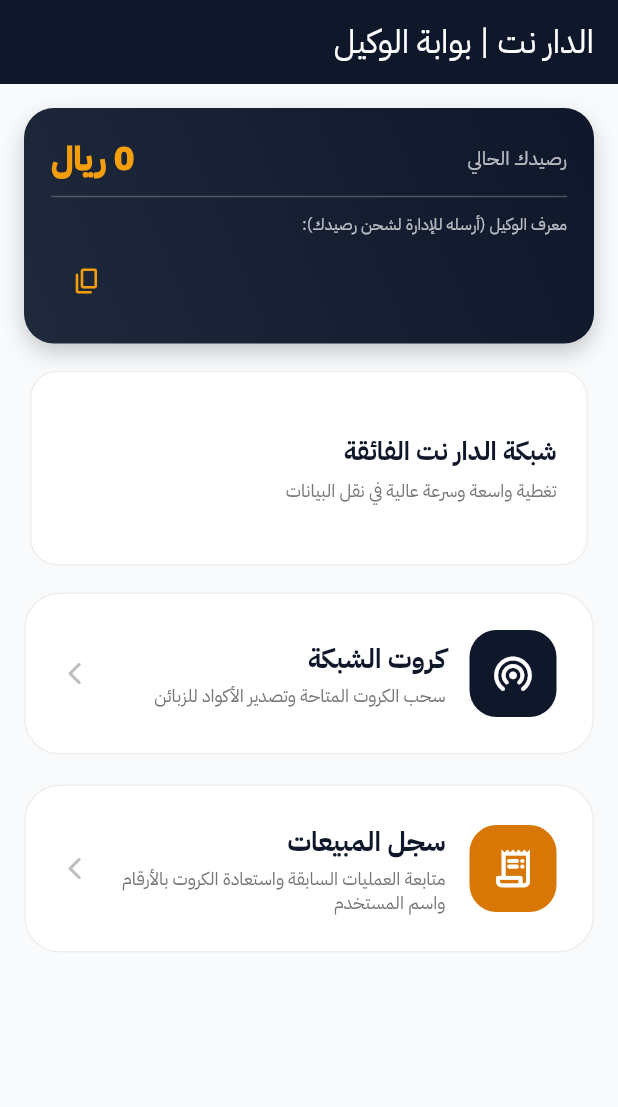
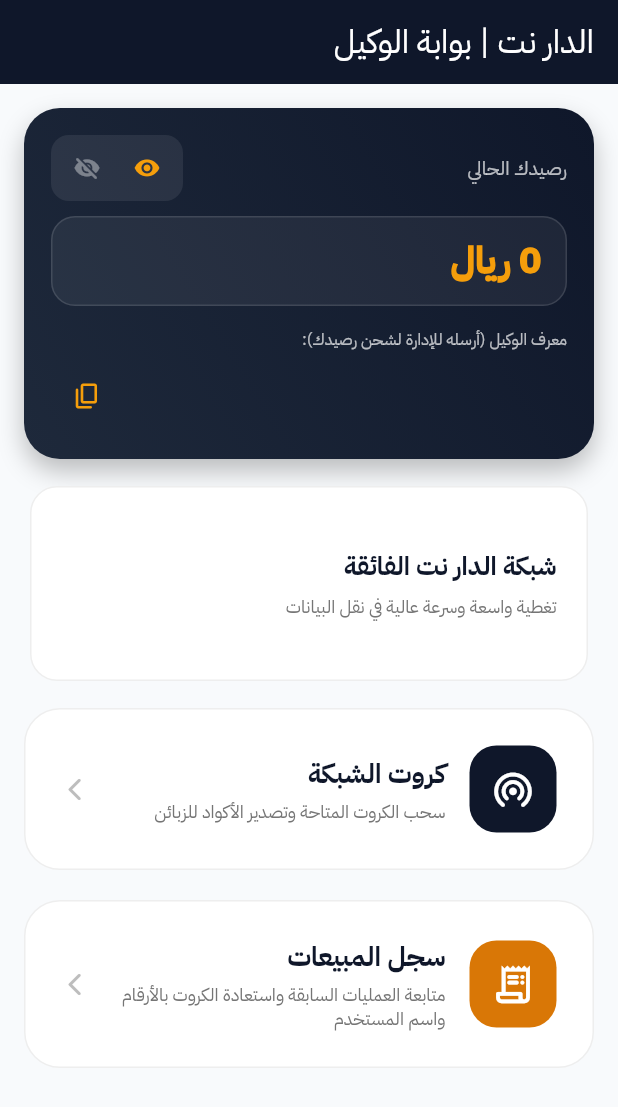
Before and after one commit to helpterooai-ops/aidarnet, a Flutter app: the HomeScreen screen opened directly, on a phone screen of 412 x 824 dp. Shown: the top 1107 px of the screen. Run offline on Flutter 3.47's test engine with Material 3 defaults, Android fonts, the phone set to English and light mode, and no system bars; our stand-ins replace cloud_firestore, firebase_auth, firebase_core; accounts and stored records are empty.

Commit message:
بطاقة رصيد حديثة مع إظهار وإخفاء

```diff
--- a/lib/screens/home_screen.dart
+++ b/lib/screens/home_screen.dart
@@ -4,6 +4,7 @@ import 'package:flutter/services.dart';
 import 'package:cloud_firestore/cloud_firestore.dart';
 import 'package:firebase_auth/firebase_auth.dart';
 import '../services/card_service.dart';
+import '../widgets/custom_snackbar.dart';
 import 'card_purchase_screen.dart';
 import 'sales_history_screen.dart';
 
@@ -18,6 +19,7 @@ class _HomeScreenState extends State<HomeScreen> {
   final PageController _pageController = PageController();
   int _currentPage = 0;
   Timer? _carouselTimer;
+  bool _balanceVisible = true;
 
   final List<Map<String, String>> _bannerItems = [
     {'title': 'شبكة الدار نت الفائقة', 'subtitle': 'تغطية واسعة وسرعة عالية في نقل البيانات'},
@@ -84,7 +86,7 @@ class _HomeScreenState extends State<HomeScreen> {
     );
   }
 
-  /// بطاقة الرصيد + معرف الوكيل
+  /// بطاقة الرصيد الحديثة — حقل منحني الأطراف + زرا إظهار/إخفاء + نسخ الـ UID
   Widget _buildBalanceCard(User? user) {
     if (user == null) return const SizedBox.shrink();
     return Container(
@@ -95,8 +97,10 @@ class _HomeScreenState extends State<HomeScreen> {
           begin: Alignment.topRight,
           end: Alignment.bottomLeft,
         ),
-        borderRadius: BorderRadius.circular(20),
-        boxShadow: [BoxShadow(color: Colors.black.withOpacity(0.2), blurRadius: 12, offset: const Offset(0, 6))],
+        borderRadius: BorderRadius.circular(24),
+        boxShadow: [
+          BoxShadow(color: Colors.black.withOpacity(0.25), blurRadius: 14, offset: const Offset(0, 8)),
+        ],
       ),
       child: Column(
         crossAxisAlignment: CrossAxisAlignment.start,
@@ -105,43 +109,75 @@ class _HomeScreenState extends State<HomeScreen> {
             mainAxisAlignment: MainAxisAlignment.spaceBetween,
             children: [
               const Text('رصيدك الحالي', style: TextStyle(color: Colors.white70, fontSize: 13)),
-              StreamBuilder<DocumentSnapshot>(
+              // زرا الإظهار والإخفاء
+              Container(
+                padding: const EdgeInsets.symmetric(horizontal: 4, vertical: 2),
+                decoration: BoxDecoration(
+                  color: Colors.white.withOpacity(0.08),
+                  borderRadius: BorderRadius.circular(12),
+                ),
+                child: Row(
+                  mainAxisSize: MainAxisSize.min,
+                  children: [
+                    IconButton(
+                      visualDensity: VisualDensity.compact,
+                      icon: Icon(Icons.visibility_rounded, size: 18,
+                          color: _balanceVisible ? const Color(0xFFF59E0B) : Colors.white38),
+                      onPressed: () => setState(() => _balanceVisible = true),
+                    ),
+                    IconButton(
+                      visualDensity: VisualDensity.compact,
+                      icon: Icon(Icons.visibility_off_rounded, size: 18,
+                          color: !_balanceVisible ? const Color(0xFFF59E0B) : Colors.white38),
+                      onPressed: () => setState(() => _balanceVisible = false),
+                    ),
+                  ],
+                ),
+              ),
+            ],
+          ),
+          const SizedBox(height: 10),
+          // حقل الرصيد منحني الأطراف
+          Container(
+            width: double.infinity,
+            padding: const EdgeInsets.symmetric(horizontal: 16, vertical: 12),
+            decoration: BoxDecoration(
+              color: Colors.white.withOpacity(0.06),
+              borderRadius: BorderRadius.circular(16),
+              border: Border.all(color: Colors.white.withOpacity(0.12)),
+            ),
+            child: StreamBuilder<DocumentSnapshot>(
               stream: FirebaseFirestore.instance.collection('agents').doc(user.uid).snapshots(),
               builder: (context, snap) {
-                  // ✅ إصلاح الخطأ: التحقق من وجود البيانات وتحويلها إلى Map
-                  if (!snap.hasData || !snap.data!.exists) {
-                    return const Text('0 ريال', style: TextStyle(color: Color(0xFFF59E0B), fontSize: 22, fontWeight: FontWeight.w900));
-                  }
+                String text = '0 ريال';
+                if (snap.hasData && snap.data!.exists) {
                   final data = snap.data!.data() as Map<String, dynamic>?;
                   final balance = ((data?['balance'] as num?) ?? 0).toDouble();
-
+                  text = '${balance.toStringAsFixed(0)} ريال';
+                }
                 return Text(
-                    '${balance.toStringAsFixed(0)} ريال',
-                    style: const TextStyle(color: Color(0xFFF59E0B), fontSize: 22, fontWeight: FontWeight.w900),
+                  _balanceVisible ? text : '• • • • •',
+                  style: const TextStyle(
+                      color: Color(0xFFF59E0B), fontSize: 24, fontWeight: FontWeight.w900),
                 );
               },
             ),
-            ],
           ),
-          const Divider(color: Colors.white24, height: 20),
+          const SizedBox(height: 14),
           const Text('معرف الوكيل (أرسله للإدارة لشحن رصيدك):',
               style: TextStyle(color: Colors.white70, fontSize: 11)),
           const SizedBox(height: 6),
           Row(
             children: [
               Expanded(
-                child: SelectableText(
-                  user.uid,
-                  style: const TextStyle(color: Colors.white, fontSize: 12, fontFamily: 'monospace'),
-                ),
+                child: SelectableText(user.uid,
+                    style: const TextStyle(color: Colors.white, fontSize: 12, fontFamily: 'monospace')),
               ),
               IconButton(
                 icon: const Icon(Icons.copy_rounded, color: Color(0xFFF59E0B), size: 20),
                 onPressed: () {
                   Clipboard.setData(ClipboardData(text: user.uid));
-                  ScaffoldMessenger.of(context).showSnackBar(
-                    const SnackBar(content: Text('تم نسخ المعرف — أرسله للإدارة'), behavior: SnackBarBehavior.floating),
-                  );
+                  CustomSnackBar.success(context, 'تم نسخ المعرف — أرسله للإدارة');
                 },
               ),
             ],
@@ -171,7 +207,8 @@ class _HomeScreenState extends State<HomeScreen> {
               crossAxisAlignment: CrossAxisAlignment.start,
               mainAxisAlignment: MainAxisAlignment.center,
               children: [
-                Text(item['title']!, style: const TextStyle(fontSize: 17, fontWeight: FontWeight.w800, color: Color(0xFF0F172A))),
+                Text(item['title']!,
+                    style: const TextStyle(fontSize: 17, fontWeight: FontWeight.w800, color: Color(0xFF0F172A))),
                 const SizedBox(height: 6),
                 Text(item['subtitle']!, style: TextStyle(fontSize: 12, color: Colors.grey.shade600)),
               ],
@@ -213,7 +250,8 @@ class _HomeScreenState extends State<HomeScreen> {
                 child: Column(
                   crossAxisAlignment: CrossAxisAlignment.start,
                   children: [
-                    Text(title, style: const TextStyle(fontSize: 18, fontWeight: FontWeight.w800, color: Color(0xFF0F172A))),
+                    Text(title,
+                        style: const TextStyle(fontSize: 18, fontWeight: FontWeight.w800, color: Color(0xFF0F172A))),
                     const SizedBox(height: 4),
                     Text(subtitle, style: TextStyle(fontSize: 12, color: Colors.grey.shade600, height: 1.3)),
                   ],
```
Lines whose indentation alone changed are shown as unchanged.
